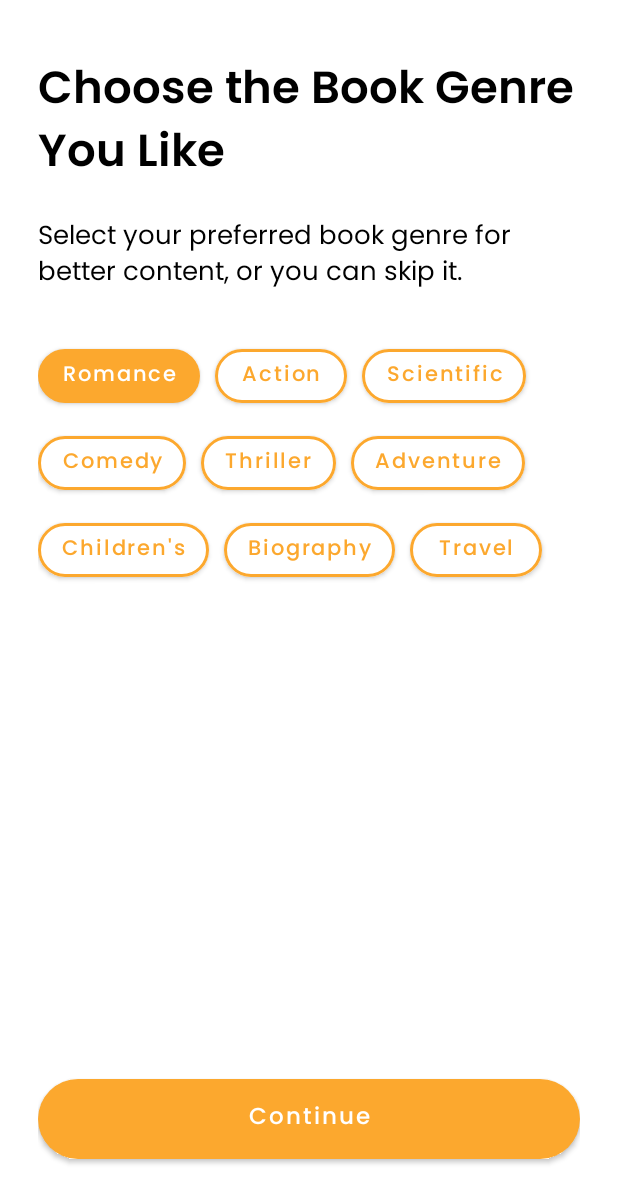
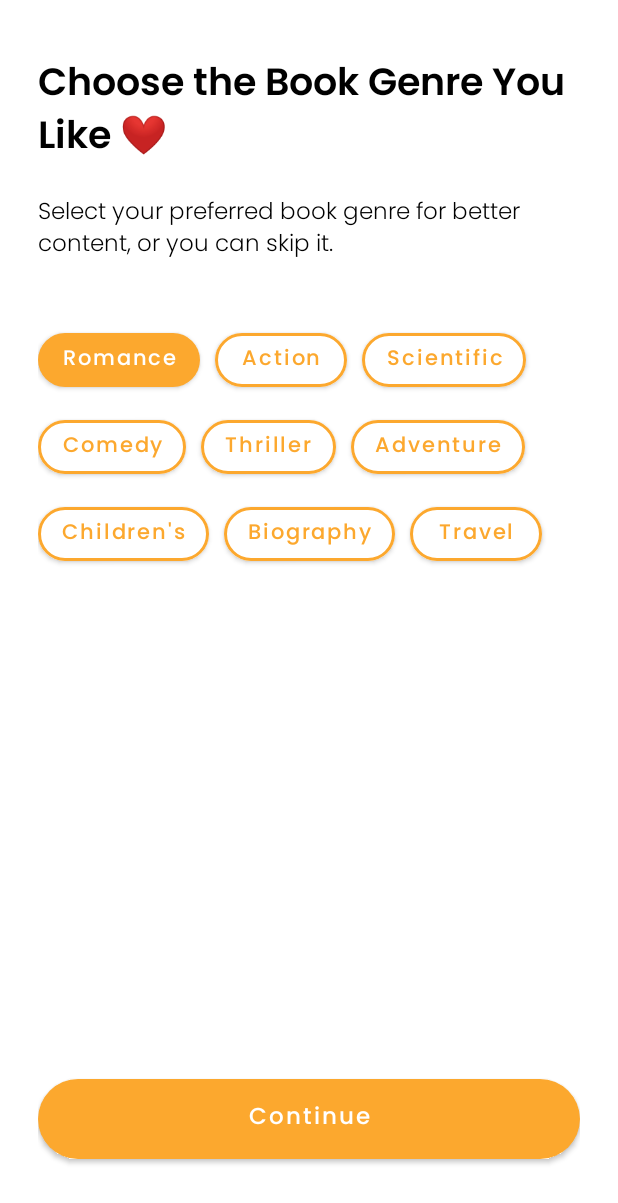
Before and after one commit to IbrokhimMirzaev/Erabook, an Android app: the SelectGenreFragment screen opened through its navigation route, on a phone screen of 412 x 824 dp. Shown: the top 1203 px of the screen. Run offline under Robolectric (Android 15) with nearby library versions, the phone set to English and light mode, and no system bars.

Commit message:
new changes

```diff
--- a/app/src/main/java/com/example/medical/fragments/GenderFragment.kt
+++ b/app/src/main/java/com/example/medical/fragments/GenderFragment.kt
@@ -5,6 +5,7 @@ import androidx.fragment.app.Fragment
 import android.view.LayoutInflater
 import android.view.View
 import android.view.ViewGroup
+import androidx.core.view.children
 import androidx.navigation.fragment.findNavController
 import com.example.medical.R
 import com.example.medical.databinding.FragmentGenderBinding
--- a/app/src/main/res/drawable/corner.xml
+++ b/app/src/main/res/drawable/corner.xml
@@ -1,4 +1,4 @@
 <?xml version="1.0" encoding="utf-8"?>
 <shape xmlns:android="http://schemas.android.com/apk/res/android">
-    <corners android:radius="70dp"/>
+    <corners android:radius="50dp"/>
 </shape>
--- a/app/src/main/res/layout/fragment_select_genre.xml
+++ b/app/src/main/res/layout/fragment_select_genre.xml
@@ -13,37 +13,34 @@
         android:layout_width="wrap_content"
         android:layout_height="wrap_content"
         android:fontFamily="@font/pop_600"
-        android:text="Choose the Book Genre You Like"
+        android:text="Choose the Book Genre You Like ❤️"
         android:textColor="@color/black"
-        android:textSize="30sp" />
+        android:textSize="25sp" />
 
     <TextView
         android:layout_width="wrap_content"
         android:layout_height="wrap_content"
         android:layout_marginTop="15dp"
-        android:fontFamily="@font/pop_400"
+        android:fontFamily="@font/pop_300"
         android:text="Select your preferred book genre for better content, or you can skip it."
         android:textColor="@color/black"
-        android:textSize="17sp" />
+        android:textSize="15sp" />
 
     <LinearLayout
         android:layout_width="match_parent"
         android:layout_height="wrap_content"
-        android:layout_marginTop="30dp"
+        android:layout_marginTop="40dp"
         android:orientation="vertical">
 
         <LinearLayout
             android:layout_width="match_parent"
             android:layout_height="wrap_content"
-            android:layout_marginEnd="5dp"
-            android:layout_weight="1"
             android:orientation="horizontal">
 
             <com.google.android.material.button.MaterialButton
                 android:id="@+id/romance"
                 android:layout_width="wrap_content"
                 android:layout_height="wrap_content"
-                android:layout_marginBottom="10dp"
                 android:fontFamily="@font/pop_500"
                 android:text="Romance"
                 android:textAllCaps="false"
@@ -55,40 +52,37 @@
                 android:id="@+id/fantasy"
                 android:layout_width="wrap_content"
                 android:layout_height="wrap_content"
-                android:layout_marginBottom="10dp"
+                android:layout_marginStart="10dp"
+                android:backgroundTint="@color/white"
                 android:fontFamily="@font/pop_500"
                 android:text="Action"
-                android:layout_marginStart="10dp"
                 android:textAllCaps="false"
                 android:textColor="@color/mainColor"
-                android:backgroundTint="@color/white"
                 android:textSize="14sp"
+                app:cornerRadius="100dp"
                 app:strokeColor="@color/mainColor"
-                app:strokeWidth="2dp"
-                app:cornerRadius="100dp" />
+                app:strokeWidth="2dp" />
 
             <com.google.android.material.button.MaterialButton
                 android:id="@+id/scientific"
                 android:layout_width="wrap_content"
                 android:layout_height="wrap_content"
+                android:layout_marginStart="10dp"
                 android:layout_marginBottom="10dp"
+                android:backgroundTint="@color/white"
                 android:fontFamily="@font/pop_500"
                 android:text="Scientific"
-                android:layout_marginStart="10dp"
                 android:textAllCaps="false"
                 android:textColor="@color/mainColor"
-                android:backgroundTint="@color/white"
                 android:textSize="14sp"
+                app:cornerRadius="100dp"
                 app:strokeColor="@color/mainColor"
-                app:strokeWidth="2dp"
-                app:cornerRadius="100dp" />
+                app:strokeWidth="2dp" />
         </LinearLayout>
 
         <LinearLayout
             android:layout_width="match_parent"
             android:layout_height="wrap_content"
-            android:layout_marginEnd="5dp"
-            android:layout_weight="1"
             android:orientation="horizontal">
 
             <com.google.android.material.button.MaterialButton
@@ -96,102 +90,95 @@
                 android:layout_width="wrap_content"
                 android:layout_height="wrap_content"
                 android:layout_marginBottom="10dp"
+                android:backgroundTint="@color/white"
                 android:fontFamily="@font/pop_500"
                 android:text="Comedy"
                 android:textAllCaps="false"
                 android:textColor="@color/mainColor"
-                android:backgroundTint="@color/white"
                 android:textSize="14sp"
+                app:cornerRadius="100dp"
                 app:strokeColor="@color/mainColor"
-                app:strokeWidth="2dp"
-                app:cornerRadius="100dp" />
+                app:strokeWidth="2dp" />
 
             <com.google.android.material.button.MaterialButton
                 android:id="@+id/thriller"
                 android:layout_width="wrap_content"
                 android:layout_height="wrap_content"
-                android:layout_marginBottom="10dp"
+                android:layout_marginStart="10dp"
+                android:backgroundTint="@color/white"
                 android:fontFamily="@font/pop_500"
                 android:text="Thriller"
-                android:layout_marginStart="10dp"
                 android:textAllCaps="false"
                 android:textColor="@color/mainColor"
-                android:backgroundTint="@color/white"
                 android:textSize="14sp"
+                app:cornerRadius="100dp"
                 app:strokeColor="@color/mainColor"
-                app:strokeWidth="2dp"
-                app:cornerRadius="100dp" />
+                app:strokeWidth="2dp" />
 
             <com.google.android.material.button.MaterialButton
                 android:id="@+id/adventure"
                 android:layout_width="wrap_content"
                 android:layout_height="wrap_content"
-                android:layout_marginBottom="10dp"
+                android:layout_marginStart="10dp"
+                android:backgroundTint="@color/white"
                 android:fontFamily="@font/pop_500"
                 android:text="Adventure"
-                android:layout_marginStart="10dp"
                 android:textAllCaps="false"
                 android:textColor="@color/mainColor"
-                android:backgroundTint="@color/white"
                 android:textSize="14sp"
+                app:cornerRadius="100dp"
                 app:strokeColor="@color/mainColor"
-                app:strokeWidth="2dp"
-                app:cornerRadius="100dp" />
+                app:strokeWidth="2dp" />
         </LinearLayout>
 
         <LinearLayout
             android:layout_width="match_parent"
             android:layout_height="wrap_content"
-            android:layout_marginEnd="5dp"
-            android:layout_weight="1"
             android:orientation="horizontal">
 
             <com.google.android.material.button.MaterialButton
                 android:id="@+id/childrens"
                 android:layout_width="wrap_content"
                 android:layout_height="wrap_content"
-                android:layout_marginBottom="10dp"
+                android:backgroundTint="@color/white"
                 android:fontFamily="@font/pop_500"
                 android:text="Children's"
                 android:textAllCaps="false"
                 android:textColor="@color/mainColor"
-                android:backgroundTint="@color/white"
                 android:textSize="14sp"
+                app:cornerRadius="100dp"
                 app:strokeColor="@color/mainColor"
-                app:strokeWidth="2dp"
-                app:cornerRadius="100dp" />
+                app:strokeWidth="2dp" />
 
             <com.google.android.material.button.MaterialButton
                 android:id="@+id/biography"
                 android:layout_width="wrap_content"
                 android:layout_height="wrap_content"
-                android:layout_marginBottom="10dp"
+                android:layout_marginStart="10dp"
+                android:backgroundTint="@color/white"
                 android:fontFamily="@font/pop_500"
                 android:text="Biography"
-                android:layout_marginStart="10dp"
                 android:textAllCaps="false"
                 android:textColor="@color/mainColor"
-                android:backgroundTint="@color/white"
                 android:textSize="14sp"
+                app:cornerRadius="100dp"
                 app:strokeColor="@color/mainColor"
-                app:strokeWidth="2dp"
-                app:cornerRadius="100dp" />
+                app:strokeWidth="2dp" />
 
             <com.google.android.material.button.MaterialButton
                 android:id="@+id/travel"
                 android:layout_width="wrap_content"
                 android:layout_height="wrap_content"
-                android:layout_marginBottom="10dp"
+                android:layout_marginStart="10dp"
+                android:backgroundTint="@color/white"
                 android:fontFamily="@font/pop_500"
                 android:text="Travel"
-                android:layout_marginStart="10dp"
                 android:textAllCaps="false"
                 android:textColor="@color/mainColor"
-                android:backgroundTint="@color/white"
                 android:textSize="14sp"
+                app:cornerRadius="100dp"
                 app:strokeColor="@color/mainColor"
-                app:strokeWidth="2dp"
-                app:cornerRadius="100dp" />
+                app:strokeWidth="2dp" />
         </LinearLayout>
 
     </LinearLayout>
--- a/app/src/main/res/navigation/nav_graph.xml
+++ b/app/src/main/res/navigation/nav_graph.xml
@@ -12,10 +12,12 @@
         tools:layout="@layout/fragment_splash" >
         <action
             android:id="@+id/action_splashFragment_to_welcomeFragment2"
-            app:destination="@id/welcomeFragment" />
+            app:destination="@id/welcomeFragment"
+            app:popUpTo="@id/nav_graph" />
         <action
             android:id="@+id/action_splashFragment_to_homeFragment2"
-            app:destination="@id/homeFragment" />
+            app:destination="@id/homeFragment"
+            app:popUpTo="@id/nav_graph" />
     </fragment>
     <fragment
         android:id="@+id/homeFragment"
@@ -62,5 +64,10 @@
         android:id="@+id/signUpFragment"
         android:name="com.example.medical.fragments.SignUpFragment"
         android:label="fragment_sign_up"
-        tools:layout="@layout/fragment_sign_up" />
+        tools:layout="@layout/fragment_sign_up" >
+        <action
+            android:id="@+id/action_signUpFragment_to_homeFragment"
+            app:destination="@id/homeFragment"
+            app:popUpTo="@id/nav_graph" />
+    </fragment>
 </navigation>
```
Also changed, not shown: app/src/main/java/com/example/medical/fragments/SignUpFragment.kt (+12 -10 lines), app/src/main/res/layout/fragment_age.xml (+7 -7 lines), app/src/main/res/layout/fragment_gender.xml (+36 -36 lines), app/src/main/res/layout/my_custom_dialog.xml (+21 -7 lines).
